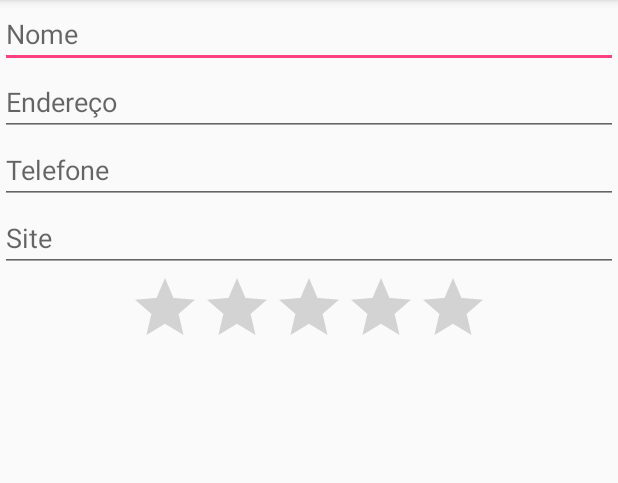
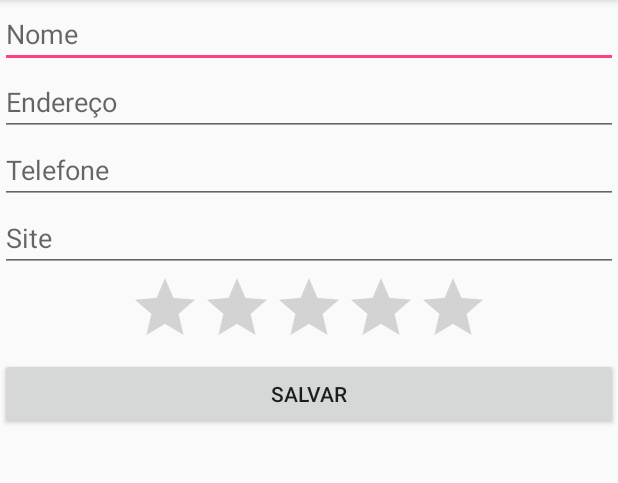
Before and after one commit to rodrigogregorioneri/CAndroid, an Android app: the screen it shows after launch (FormActivity), on a phone screen of 412 x 824 dp, the part 84-567 px from its top. Run offline under Robolectric (Android 15) with nearby library versions, the phone set to English and light mode, and no system bars.

Commit message:
Adicionando Botão Salvar

```diff
--- a/app/src/main/res/layout/activity_form.xml
+++ b/app/src/main/res/layout/activity_form.xml
@@ -34,5 +34,10 @@
       android:layout_gravity="center"
       android:numStars="5" />
 
+    <Button
+      android:layout_width="match_parent"
+      android:layout_height="wrap_content"
+      android:text="Salvar"/>
+
   </LinearLayout>
 </ScrollView>
```
